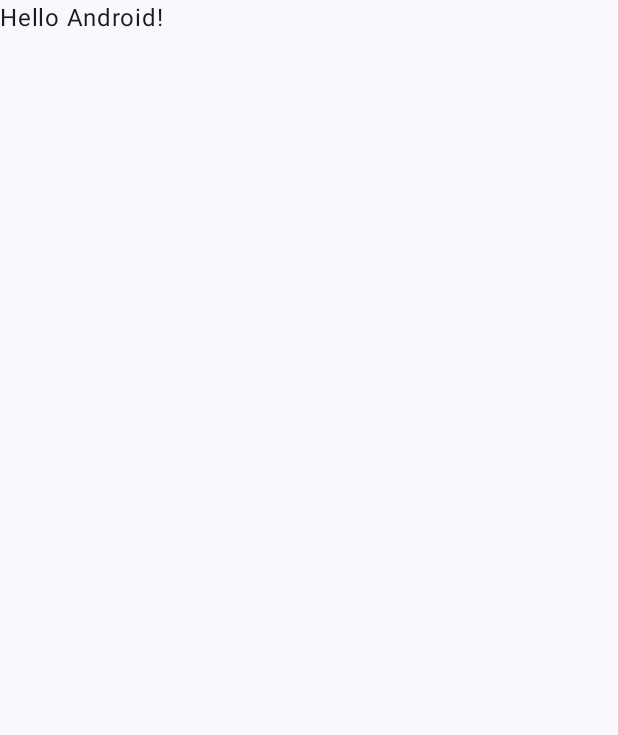
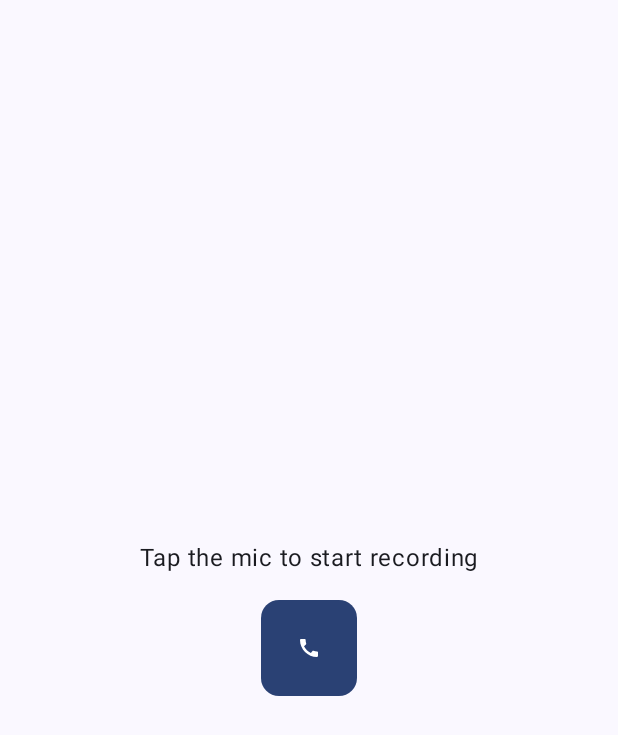
Before and after one commit to amosDoron/VoiceSummarizer, an Android app built with Jetpack Compose: the screen it shows after launch (MainActivity), on a phone screen of 412 x 824 dp. Before the commit the part shown is almost empty. Shown: the top 735 px of the screen. Run offline under Robolectric (Android 15) with nearby library versions, the phone set to English and light mode, and no system bars; 1 statement that could not run was skipped.

Commit message:
added sound recording

```diff
--- a/app/build.gradle.kts
+++ b/app/build.gradle.kts
@@ -66,4 +66,6 @@ dependencies {
     androidTestImplementation(libs.androidx.ui.test.junit4)
     debugImplementation(libs.androidx.ui.tooling)
     debugImplementation(libs.androidx.ui.test.manifest)
+     // or latest version
+
 }
--- a/app/src/main/AndroidManifest.xml
+++ b/app/src/main/AndroidManifest.xml
@@ -24,5 +24,11 @@
             </intent-filter>
         </activity>
     </application>
+    <uses-permission android:name="android.permission.RECORD_AUDIO"/>
+    <uses-permission android:name="android.permission.WRITE_EXTERNAL_STORAGE"/>
+    <uses-permission android:name="android.permission.READ_EXTERNAL_STORAGE"/>
+    <uses-permission android:name="android.permission.INTERNET"/>
+
+
 
 </manifest>
--- a/app/src/main/java/com/example/voicesummarizer/MainActivity.kt
+++ b/app/src/main/java/com/example/voicesummarizer/MainActivity.kt
@@ -1,47 +1,129 @@
 package com.example.voicesummarizer
 
+import Recorder
+import android.Manifest
+import android.content.pm.PackageManager
 import android.os.Bundle
 import androidx.activity.ComponentActivity
 import androidx.activity.compose.setContent
 import androidx.activity.enableEdgeToEdge
-import androidx.compose.foundation.layout.fillMaxSize
-import androidx.compose.foundation.layout.padding
-import androidx.compose.material3.Scaffold
-import androidx.compose.material3.Text
-import androidx.compose.runtime.Composable
+import androidx.compose.foundation.layout.*
+import androidx.compose.material.icons.Icons
+import androidx.compose.material3.*
+import androidx.compose.material.icons.filled.Call
+import androidx.compose.material.icons.filled.Done
+import androidx.compose.runtime.*
 import androidx.compose.ui.Modifier
 import androidx.compose.ui.tooling.preview.Preview
+import androidx.compose.ui.unit.dp
+import androidx.core.app.ActivityCompat
+import androidx.core.content.ContextCompat
 import com.example.voicesummarizer.ui.theme.VoiceSummarizerTheme
 
 class MainActivity : ComponentActivity() {
+
+    companion object {
+        const val REQUEST_RECORD_AUDIO_PERMISSION = 200
+    }
+
+    private var recorder: Recorder? = null
+    private var permissionToRecordAccepted = false
+    private val permissions: Array<String> = arrayOf(Manifest.permission.RECORD_AUDIO)
+
     override fun onCreate(savedInstanceState: Bundle?) {
         super.onCreate(savedInstanceState)
+
+        // Request audio recording permission
+        ActivityCompat.requestPermissions(this, permissions, REQUEST_RECORD_AUDIO_PERMISSION)
+
+        // Initialize the Recorder class
+        recorder = Recorder(context = getApplicationContext())
+
         enableEdgeToEdge()
         setContent {
             VoiceSummarizerTheme {
                 Scaffold(modifier = Modifier.fillMaxSize()) { innerPadding ->
-                    Greeting(
-                        name = "Android",
-                        modifier = Modifier.padding(innerPadding)
+                    RecordingScreen(
+                        modifier = Modifier.padding(innerPadding),
+                        onRecordStart = { startRecordingIfPermissionGranted() },
+                        onRecordStop = { recorder?.stopRecording() }
                     )
                 }
             }
         }
     }
+
+    private fun startRecordingIfPermissionGranted() {
+        if (permissionToRecordAccepted) {
+            recorder?.startRecording()
+        } else {
+            // Request permission again if not granted
+            ActivityCompat.requestPermissions(this, permissions, REQUEST_RECORD_AUDIO_PERMISSION)
+        }
+    }
+
+    // Handle the result of the permission request
+    override fun onRequestPermissionsResult(
+        requestCode: Int, permissions: Array<String>, grantResults: IntArray
+    ) {
+        super.onRequestPermissionsResult(requestCode, permissions, grantResults)
+        permissionToRecordAccepted = if (requestCode == REQUEST_RECORD_AUDIO_PERMISSION) {
+            grantResults.isNotEmpty() && grantResults[0] == PackageManager.PERMISSION_GRANTED
+        } else {
+            false
+        }
+    }
 }
 
 @Composable
-fun Greeting(name: String, modifier: Modifier = Modifier) {
-    Text(
-        text = "Hello $name!",
+fun RecordingScreen(
+    modifier: Modifier = Modifier,
+    onRecordStart: () -> Unit,
+    onRecordStop: () -> Unit
+) {
+    var isRecording by remember { mutableStateOf(false) }
+
+    Column(
         modifier = modifier
-    )
+            .fillMaxSize()
+            .padding(16.dp),
+        verticalArrangement = Arrangement.Center,
+        horizontalAlignment = androidx.compose.ui.Alignment.CenterHorizontally
+    ) {
+        // Text indicating whether recording is in progress
+        Text(text = if (isRecording) "Recording..." else "Tap the mic to start recording")
+
+        Spacer(modifier = Modifier.height(16.dp))
+
+        // Button to start/stop recording with mic icon
+        Button(
+            onClick = {
+                if (isRecording) {
+                    onRecordStop()
+                } else {
+                    onRecordStart()
+                }
+                isRecording = !isRecording
+            },
+            modifier = Modifier.size(64.dp),
+            shape = MaterialTheme.shapes.medium
+        ) {
+            Icon(
+                imageVector = if (isRecording) Icons.Filled.Done else Icons.Filled.Call,
+                contentDescription = if (isRecording) "Stop Recording" else "Start Recording",
+                modifier = Modifier.size(48.dp)
+            )
+        }
+    }
 }
 
 @Preview(showBackground = true)
 @Composable
-fun GreetingPreview() {
+fun RecordingScreenPreview() {
     VoiceSummarizerTheme {
-        Greeting("Android")
+        RecordingScreen(
+            onRecordStart = { /* No-op */ },
+            onRecordStop = { /* No-op */ }
+        )
     }
 }
--- a/gradle.properties
+++ b/gradle.properties
@@ -21,3 +21,4 @@ kotlin.code.style=official
 # resources declared in the library itself and none from the library's dependencies,
 # thereby reducing the size of the R class for that library
 android.nonTransitiveRClass=true
+org.gradle.configuration-cache=true
```
